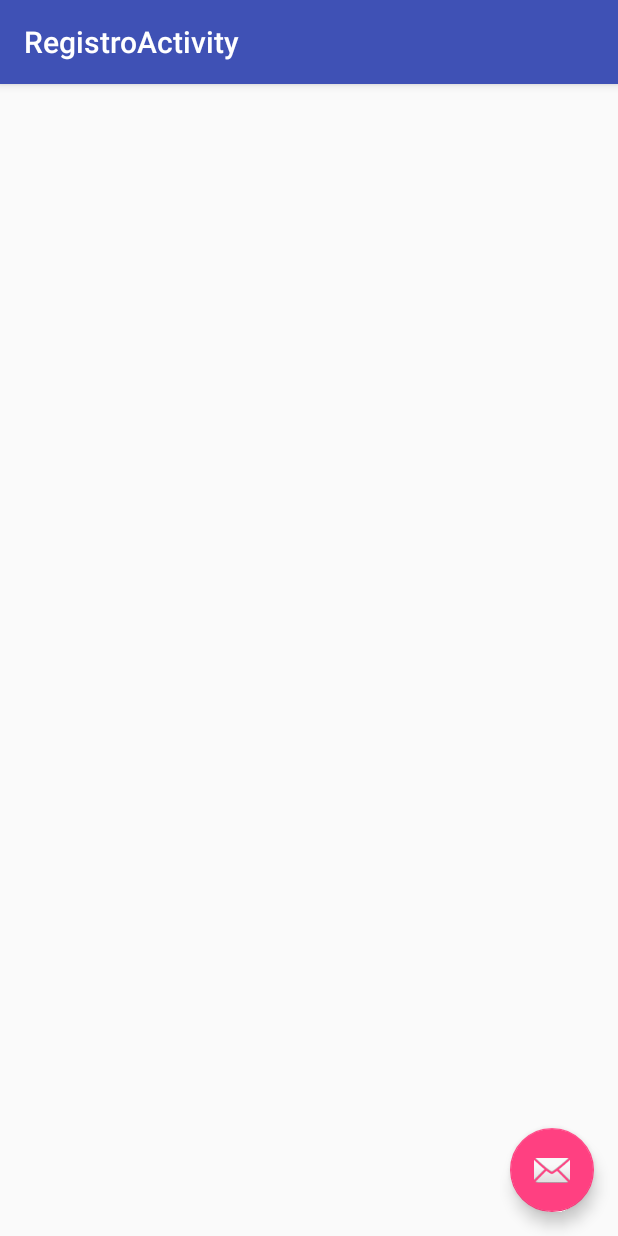
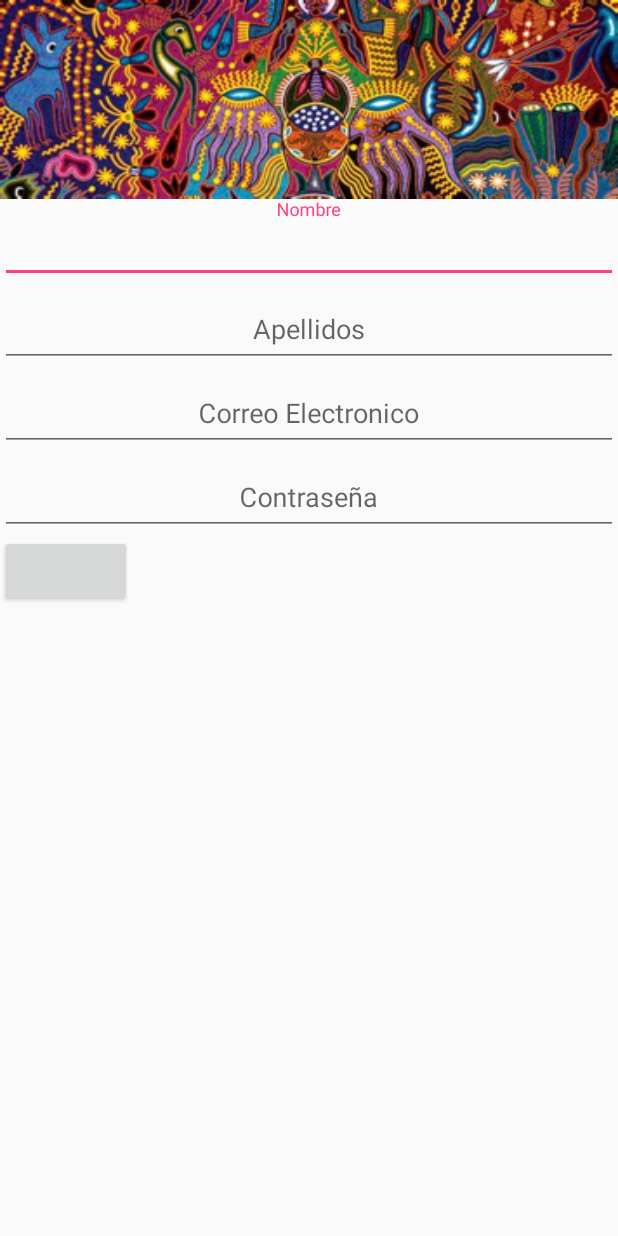
Before and after one commit to aldosoni1/ArtiManus, an Android app: the RegistroActivity screen opened directly, with no data from a screen before it, on a phone screen of 412 x 824 dp. Run offline under Robolectric (Android 15) with nearby library versions, the phone set to English and light mode, and no system bars; 1 statement that could not run was skipped.

Commit message:
Vista de registro

```diff
--- a/app/src/main/res/layout/activity_registro.xml
+++ b/app/src/main/res/layout/activity_registro.xml
@@ -6,28 +6,98 @@
     android:layout_height="match_parent"
     tools:context=".views.RegistroActivity">
 
-    <android.support.design.widget.AppBarLayout
+    <RelativeLayout
         android:layout_width="match_parent"
-        android:layout_height="wrap_content"
-        android:theme="@style/AppTheme.AppBarOverlay">
+        android:layout_height="match_parent">
 
-        <android.support.v7.widget.Toolbar
-            android:id="@+id/toolbar"
+    <LinearLayout
+        android:layout_width="match_parent"
+        android:layout_height="match_parent"
+        android:orientation="vertical"
+        android:weightSum="1">
+
+        <RelativeLayout
             android:layout_width="match_parent"
-            android:layout_height="?attr/actionBarSize"
-            android:background="?attr/colorPrimary"
-            app:popupTheme="@style/AppTheme.PopupOverlay" />
+            android:layout_height="189dp"
+            android:layout_weight="0.3">
 
-    </android.support.design.widget.AppBarLayout>
+            <ImageView
+                android:layout_width="match_parent"
+                android:layout_height="match_parent"
+                android:background="@drawable/header" />
 
-    <include layout="@layout/content_registro" />
+        </RelativeLayout>
 
-    <android.support.design.widget.FloatingActionButton
-        android:id="@+id/fab"
-        android:layout_width="wrap_content"
-        android:layout_height="wrap_content"
-        android:layout_gravity="bottom|end"
-        android:layout_margin="@dimen/fab_margin"
-        app:srcCompat="@android:drawable/ic_dialog_email" />
+        <LinearLayout
+            android:layout_width="match_parent"
+            android:layout_height="match_parent"
+            android:layout_weight="0.7"
+            android:orientation="vertical"
+            >
+            <android.support.design.widget.TextInputLayout
+                android:layout_width="match_parent"
+                android:layout_height="wrap_content"
+                >
+                <android.support.design.widget.TextInputEditText
+                    android:id="@+id/nombre"
+                    android:layout_width="match_parent"
+                    android:layout_height="wrap_content"
+                    android:hint="@string/hint_nombre"
+                    android:textAlignment="center"
+                    android:gravity="center_horizontal"
+                    />
+            </android.support.design.widget.TextInputLayout>
+
+            <android.support.design.widget.TextInputLayout
+                android:layout_width="match_parent"
+                android:layout_height="wrap_content">
+                <android.support.design.widget.TextInputEditText
+                    android:id="@+id/Apellidos"
+                    android:layout_width="match_parent"
+                    android:layout_height="wrap_content"
+                    android:hint="@string/hint_apellidos"
+                    android:gravity="center_horizontal"
+                    />
+            </android.support.design.widget.TextInputLayout>
+
+            <android.support.design.widget.TextInputLayout
+                android:layout_width="match_parent"
+                android:layout_height="wrap_content">
+                <android.support.design.widget.TextInputEditText
+                    android:id="@+id/correo"
+                    android:layout_width="match_parent"
+                    android:layout_height="wrap_content"
+                    android:hint="@string/hint_correo"
+                    android:gravity="center_horizontal"
+                    />
+            </android.support.design.widget.TextInputLayout>
+
+            <android.support.design.widget.TextInputLayout
+                android:layout_width="match_parent"
+                android:layout_height="wrap_content">
+                <android.support.design.widget.TextInputEditText
+                    android:id="@+id/password"
+                    android:layout_width="match_parent"
+                    android:layout_height="wrap_content"
+                    android:hint="@string/hint_password"
+                    android:inputType="textPassword"
+                    android:gravity="center_horizontal"
+                    />
+            </android.support.design.widget.TextInputLayout>
+            <LinearLayout
+                android:layout_width="match_parent"
+                android:layout_height="wrap_content"
+                android:orientation="horizontal"
+                >
+                <Button
+                    android:layout_width="wrap_content"
+                    android:layout_height="wrap_content" />
+
+            </LinearLayout>
+        </LinearLayout>
+    </LinearLayout>
+
+
+    </RelativeLayout>
 
 </android.support.design.widget.CoordinatorLayout>
--- a/app/src/main/res/values/strings.xml
+++ b/app/src/main/res/values/strings.xml
@@ -2,4 +2,9 @@
     <string name="app_name">ArtiManus</string>
     <string name="title_activity_login">Login</string>
     <string name="title_activity_registro">RegistroActivity</string>
+    <string name="hint_username">Nombre de Usuario</string>
+    <string name="hint_password">Contraseña</string>
+    <string name="hint_nombre">Nombre</string>
+    <string name="hint_apellidos">Apellidos</string>
+    <string name="hint_correo">Correo Electronico</string>
 </resources>
```
